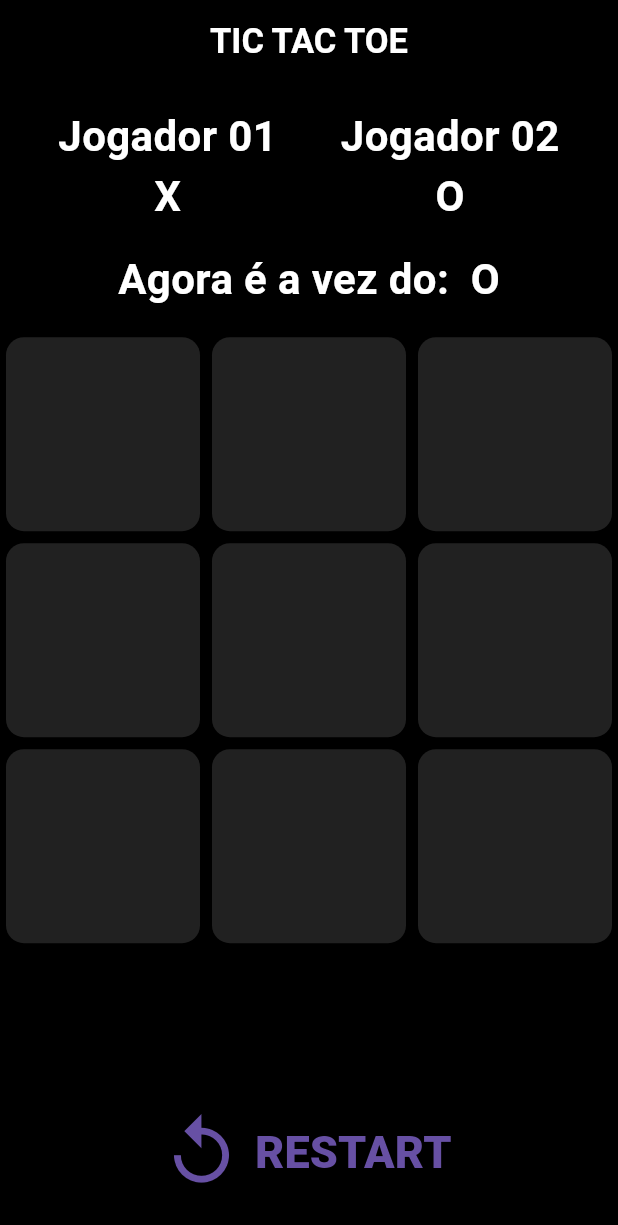
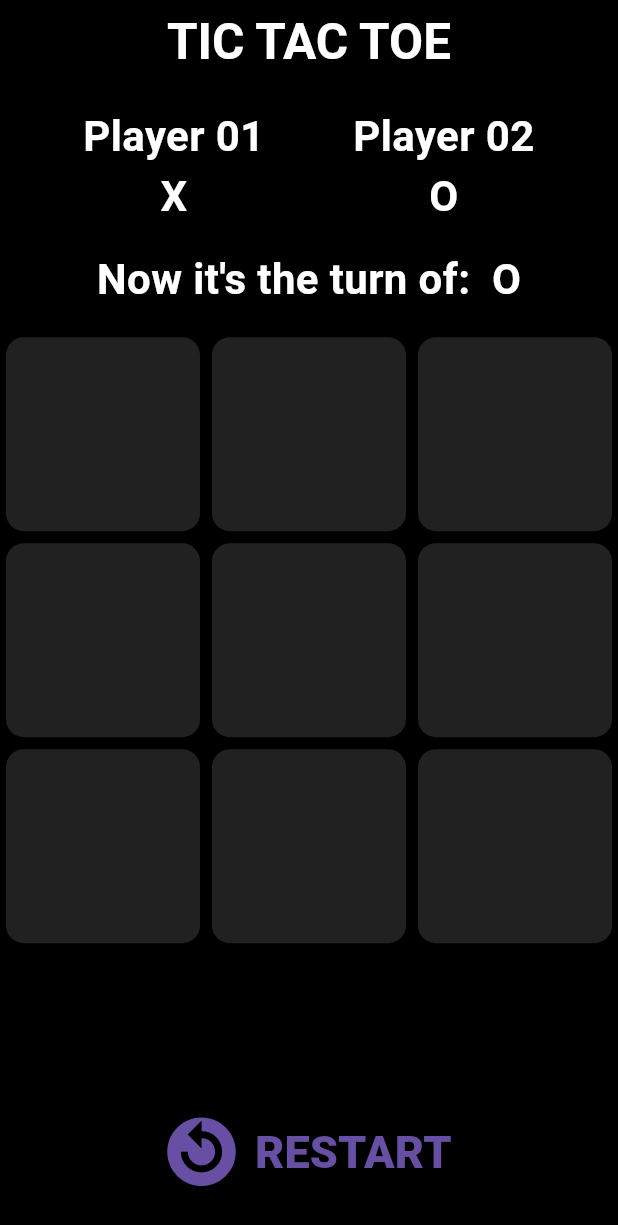
Before and after one commit to gillissemeao/tic_tac_toe, a Flutter app: the screen it shows after launch, on a phone screen of 412 x 824 dp. Shown: the top 1225 px of the screen. Run offline on Flutter 3.47's test engine with Material 3 defaults, Android fonts, the phone set to English and light mode, and no system bars.

Commit message:
first commit

```diff
--- a/lib/src/pages/home_page.dart
+++ b/lib/src/pages/home_page.dart
@@ -35,7 +35,6 @@ class _HomePageState extends State<HomePage> {
 
   @override
   Widget build(BuildContext context) {
-    //media query
     final height = MediaQuery.sizeOf(context).height * 0.1;
     final width = MediaQuery.sizeOf(context).width * 0.8;
 
@@ -55,12 +54,11 @@ class _HomePageState extends State<HomePage> {
         appBar: AppBar(
           centerTitle: true,
           title: const Text(
-            //Titulo do Game
             "TIC TAC TOE",
             style: TextStyle(
               color: Colors.white,
               fontWeight: FontWeight.bold,
-              fontSize: 23,
+              fontSize: 33,
             ),
           ),
           backgroundColor: Colors.black,
@@ -72,7 +70,7 @@ class _HomePageState extends State<HomePage> {
               mainAxisAlignment: MainAxisAlignment.spaceEvenly,
               children: [
                 Text(
-                  "Jogador 01 \nX",
+                  "Player 01 \nX",
                   style: TextStyle(
                     color: Colors.white,
                     fontSize: 28,
@@ -81,7 +79,7 @@ class _HomePageState extends State<HomePage> {
                   textAlign: TextAlign.center,
                 ),
                 Text(
-                  "Jogador 02 \nO",
+                  "Player 02 \nO",
                   style: TextStyle(
                     color: Colors.white,
                     fontSize: 28,
@@ -94,7 +92,7 @@ class _HomePageState extends State<HomePage> {
             Align(
               //Pra verificar a vez do jogador
               child: Text(
-                "Agora é a vez do: ${trayGame.currentTurn == TypeHouse.O ? " X" : " O"}",
+                "Now it's the turn of: ${trayGame.currentTurn == TypeHouse.O ? " X" : " O"}",
                 style: const TextStyle(
                   color: Colors.white,
                   fontSize: 28,
@@ -147,16 +145,16 @@ class _HomePageState extends State<HomePage> {
             const SizedBox(height: 10),
             if (winner) //Para mostrar quem venceu
               Text(
-                "O Vencedor é: ${trayGame.currentTurn == TypeHouse.X ? "X" : "O"}",
+                "The Winner is: ${trayGame.currentTurn == TypeHouse.X ? "X" : "O"}. Congratulations!",
                 style: const TextStyle(
                   color: Colors.white,
-                  fontSize: 30,
+                  fontSize: 33,
                   fontWeight: FontWeight.bold,
                 ),
               )
             else if (gameOver)
               const Text(
-                "Empate!",
+                "Draw!",
                 style: TextStyle(
                   color: Colors.white,
                   fontSize: 30,
@@ -182,7 +180,7 @@ class _HomePageState extends State<HomePage> {
                   TextButton.icon(
                     onPressed: clearHouse,
                     icon: const Icon(
-                      Icons.replay_outlined,
+                      Icons.replay_circle_filled,
                       size: 55,
                     ),
                     label: const Text(
--- a/lib/src/widgets/tray_game.dart
+++ b/lib/src/widgets/tray_game.dart
@@ -5,17 +5,17 @@ class TrayGame {
   var currentTurn = TypeHouse.X;
   String winColor = "";
 
-  //marcar a cardHouse
+  //marca a cardHouse
   void markHouse(int index) {
     cardHouse[index] = currentTurn;
   }
 
-  //passar a vez para o outro jogador
+  //passa a vez pro outro jogador
   void passTurn() {
     currentTurn = currentTurn == TypeHouse.X ? TypeHouse.O : TypeHouse.X;
   }
 
-  //verificar se o jogador ganhou
+  //verifica se o jogador ganhou
   bool get checkWin {
     List<String> winHouses = [
       '012',
@@ -26,15 +26,15 @@ class TrayGame {
       '258',
       '048',
       '246'
-    ]; //posições possíveis para vencer
+    ]; //Casas possíveis para vencer
 
     for (var winElement in winHouses) {
-      //ler por elemento da lista acima
+      //leitura por elemento da lista acima
       var char1 = int.parse(winElement[0]);
       var char2 = int.parse(winElement[1]);
       var char3 = int.parse(winElement[2]);
 
-      //ler por caractere da lista acima
+      //leitura por caractere da lista acima
       if (cardHouse[char1] == cardHouse[char2] &&
           cardHouse[char3] == cardHouse[char2] &&
           cardHouse[char2] == currentTurn) {
```
